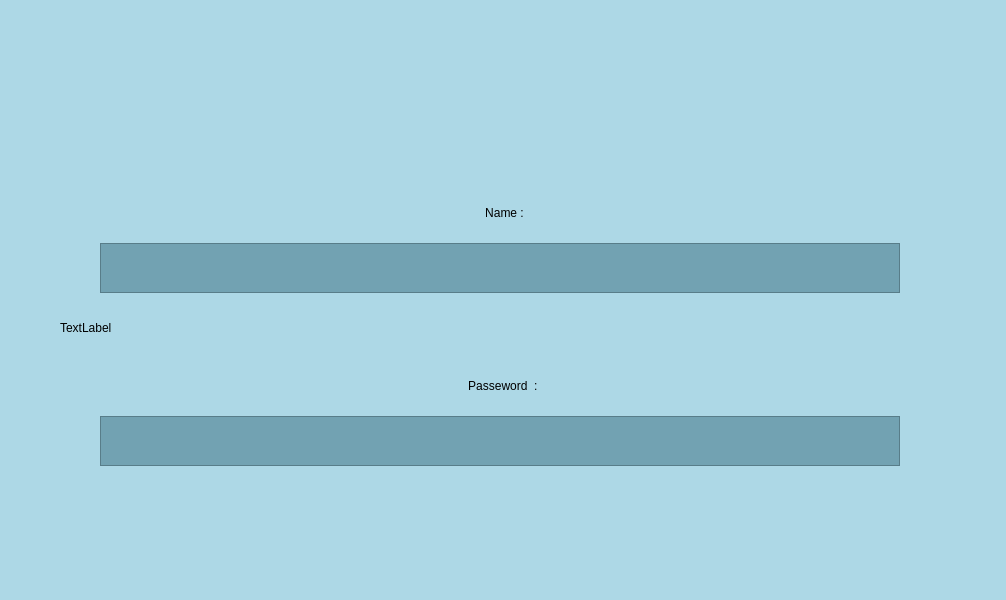
ULB-INFO-F-209/l-type-groupe-2-2020, file private/menu_gui/connection_screen.ui: the form before one commit.
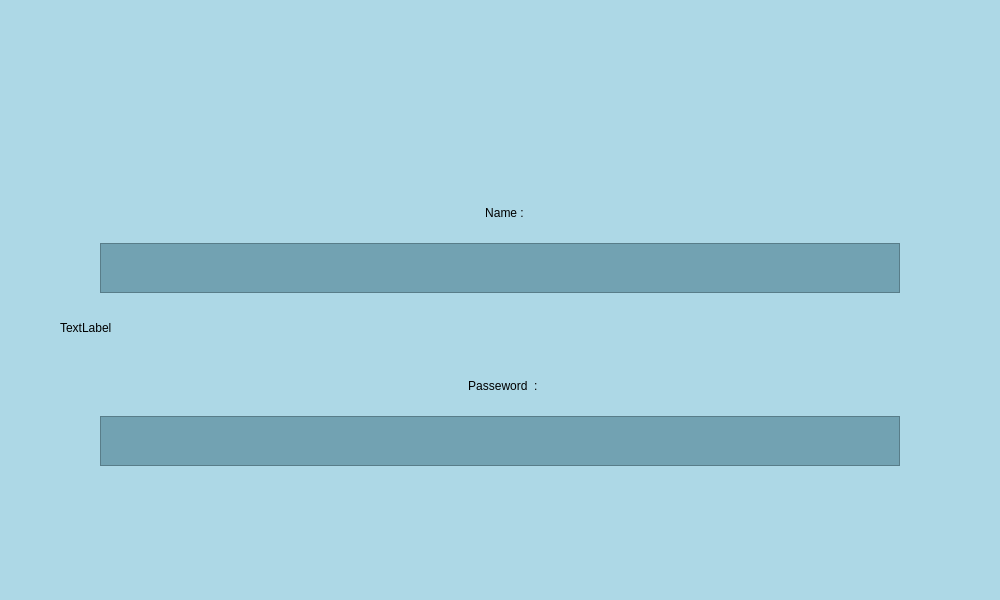
The form after the commit.

What changed in the file:
```diff
--- a/private/menu_gui/connection_screen.ui
+++ b/private/menu_gui/connection_screen.ui
@@ -6,7 +6,7 @@
    <rect>
     <x>0</x>
     <y>0</y>
-    <width>1006</width>
+    <width>1000</width>
     <height>600</height>
    </rect>
   </property>
```
